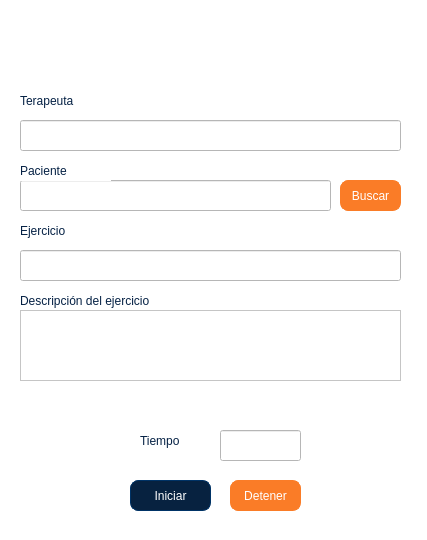
3xR-L/NaoApplicationMVC, file vista/VentanaEjercicio.ui: the form before one commit.
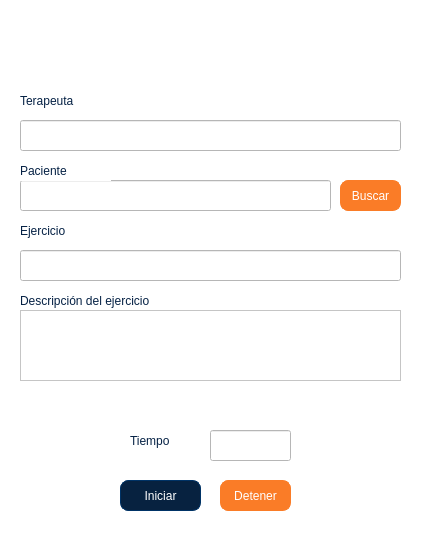
The form after the commit. Icons and pictures are not drawn.

Patch:
```diff
--- a/vista/VentanaEjercicio.ui
+++ b/vista/VentanaEjercicio.ui
@@ -173,7 +173,7 @@
   <widget class="QPushButton" name="btnIniciar">
    <property name="geometry">
     <rect>
-     <x>130</x>
+     <x>120</x>
      <y>480</y>
      <width>81</width>
      <height>31</height>
@@ -199,7 +199,7 @@
   <widget class="QPushButton" name="btnDetener">
    <property name="geometry">
     <rect>
-     <x>230</x>
+     <x>220</x>
      <y>480</y>
      <width>71</width>
      <height>31</height>
@@ -223,7 +223,7 @@
   <widget class="QLabel" name="label_10">
    <property name="geometry">
     <rect>
-     <x>140</x>
+     <x>130</x>
      <y>430</y>
      <width>91</width>
      <height>21</height>
@@ -240,7 +240,7 @@
   <widget class="QLineEdit" name="tbTiempo">
    <property name="geometry">
     <rect>
-     <x>220</x>
+     <x>210</x>
      <y>430</y>
      <width>81</width>
      <height>31</height>
```
